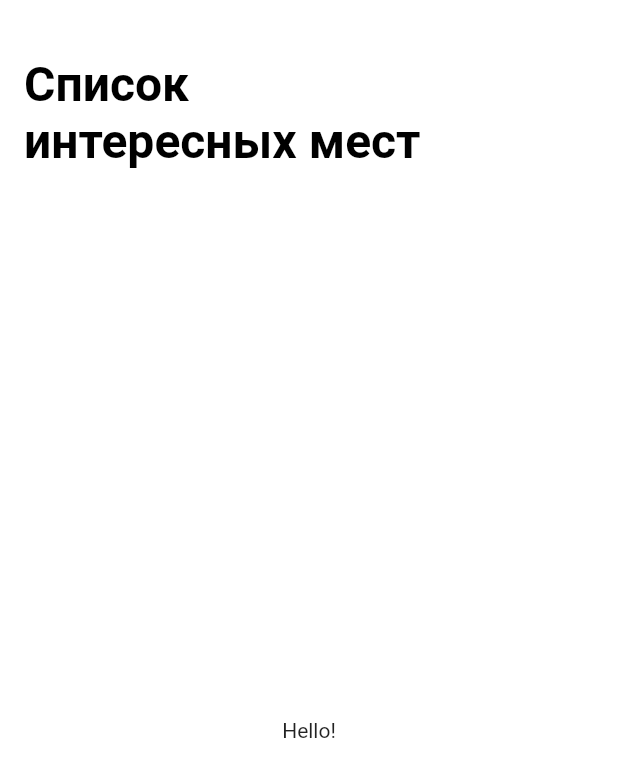
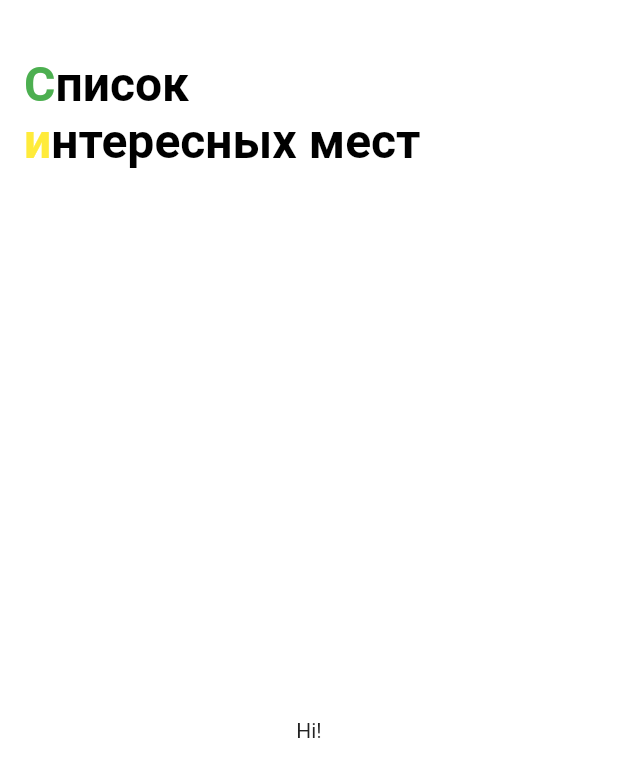
Before and after one commit to LezgiHaly/places, a Flutter app: the screen it shows after launch, on a phone screen of 412 x 824 dp. Shown: the top 777 px of the screen. Run offline on Flutter 3.47's test engine with Material 2 defaults, Android fonts, the phone set to English and light mode, and no system bars.

Commit message:
homework4.2.2

```diff
--- a/lib/ui/screen/sight_list_screen.dart
+++ b/lib/ui/screen/sight_list_screen.dart
@@ -27,18 +27,58 @@ class _SightListScreenState extends State<SightListScreen> {
 
 Widget testWidget() {
   return Center(
-    child: Text("Hello!"),
+    child: Text("Hi!"),
   );
 }
 
 Widget appBarTitle() {
-  return Text(
-    'Список \nинтересных мест',
+  return Column(
+    crossAxisAlignment: CrossAxisAlignment.start,
+    children: [
+      RichText(
+        text: TextSpan(
+          text: 'С',
+          style: TextStyle(
+            fontSize: 32,
+            color: Colors.green,
+            fontFamily: 'Roboto',
+            fontWeight: FontWeight.w700,
+          ),
+          children: [
+            TextSpan(
+              text: 'писок',
               style: TextStyle(
                 fontSize: 32,
                 color: Colors.black,
                 fontFamily: 'Roboto',
                 fontWeight: FontWeight.w700,
               ),
+            ),
+          ],
+        ),
+      ),
+      RichText(
+        text: TextSpan(
+          text: 'и',
+          style: TextStyle(
+            fontSize: 32,
+            color: Colors.yellow,
+            fontFamily: 'Roboto',
+            fontWeight: FontWeight.w700,
+          ),
+          children: [
+            TextSpan(
+              text: 'нтересных мест',
+              style: TextStyle(
+                fontSize: 32,
+                color: Colors.black,
+                fontFamily: 'Roboto',
+                fontWeight: FontWeight.w700,
+              ),
+            ),
+          ],
+        ),
+      )
+    ],
   );
 }
```
Lines whose indentation alone changed are shown as unchanged.
